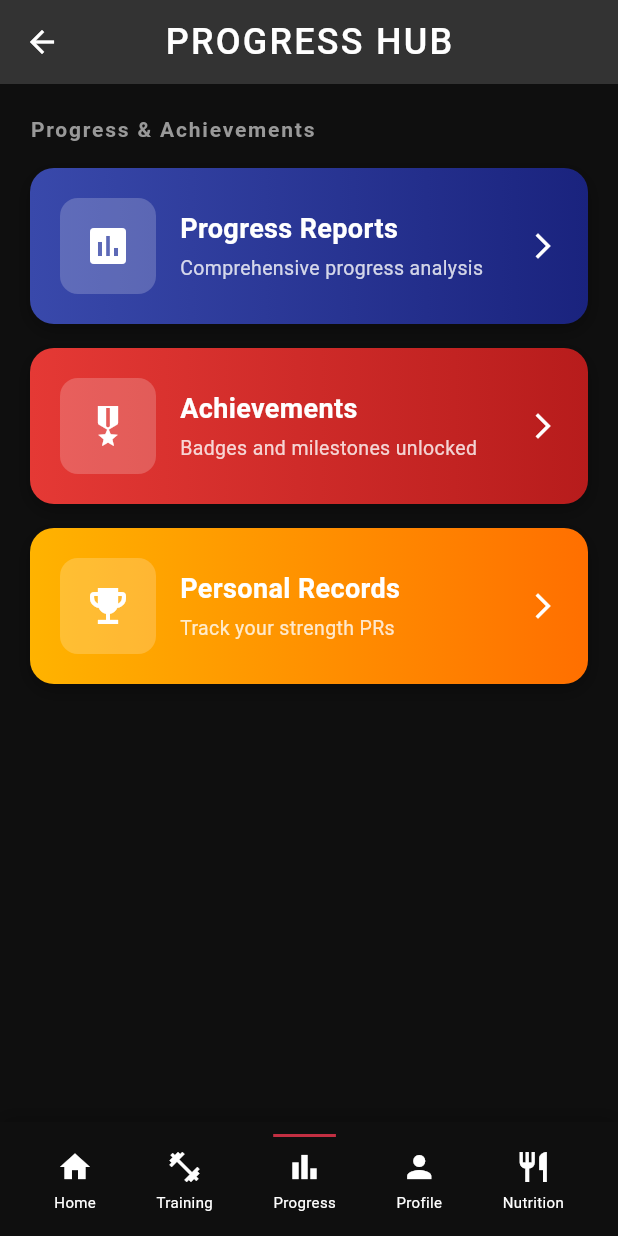
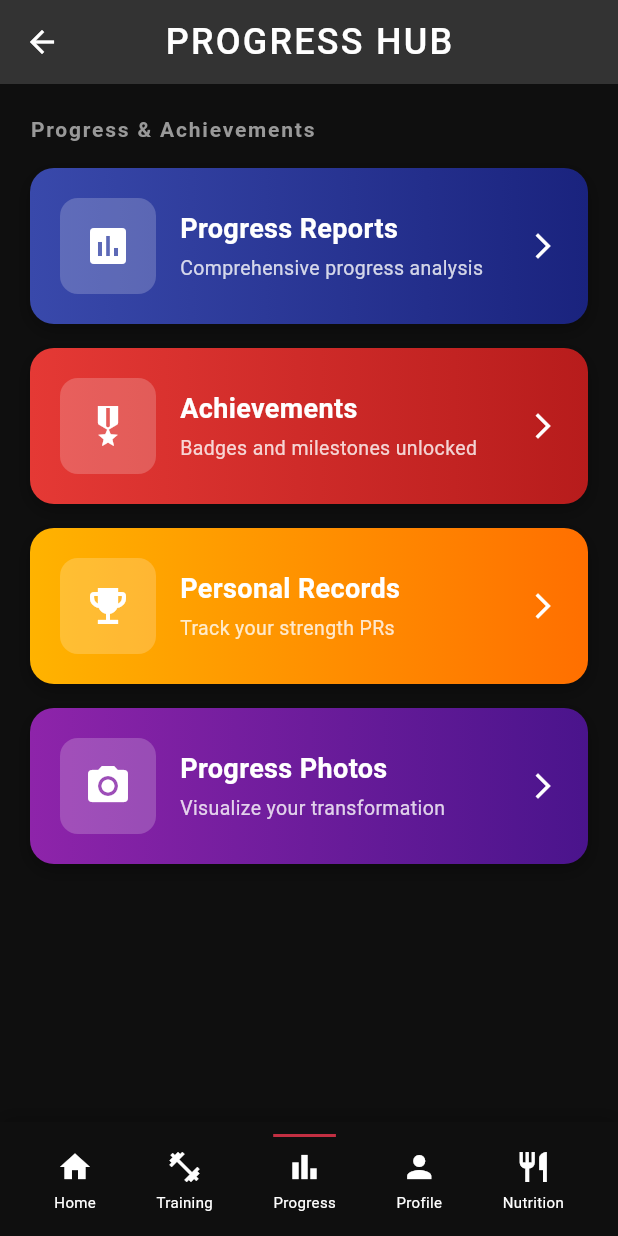
Before and after one commit to Gaburagi/MuscleMax-Main, a Flutter app: the ProgressHubScreen screen opened by its route, on a phone screen of 412 x 824 dp. Run offline on Flutter 3.47's test engine with Material 3 defaults, Android fonts, the phone set to English and light mode, and no system bars; our stand-ins replace confetti, email_validator, fl_chart, flutter_markdown, go_router, google_generative_ai and 8 more; accounts and stored records are empty; Roboto replaces fonts that are missing (Bebas Neue); project files that could hold a hidden picture were left out.

Commit message:
Minor Bug Fixes

```diff
--- a/lib/screens/progress_hub_screen.dart
+++ b/lib/screens/progress_hub_screen.dart
@@ -71,7 +71,16 @@ class ProgressHubScreen extends StatelessWidget {
               ),
               onTap: () => context.go('/personal-records'),
             ),
-            // Add more progress features here if needed
+            const SizedBox(height: 16),
+            _ProgressCard(
+              title: 'Progress Photos',
+              subtitle: 'Visualize your transformation',
+              icon: Icons.photo_camera,
+              gradient: LinearGradient(
+                colors: [Colors.purple.shade600, Colors.purple.shade900],
+              ),
+              onTap: () => context.go('/progress-photos'),
+            ),
           ],
         ),
       ),
```
